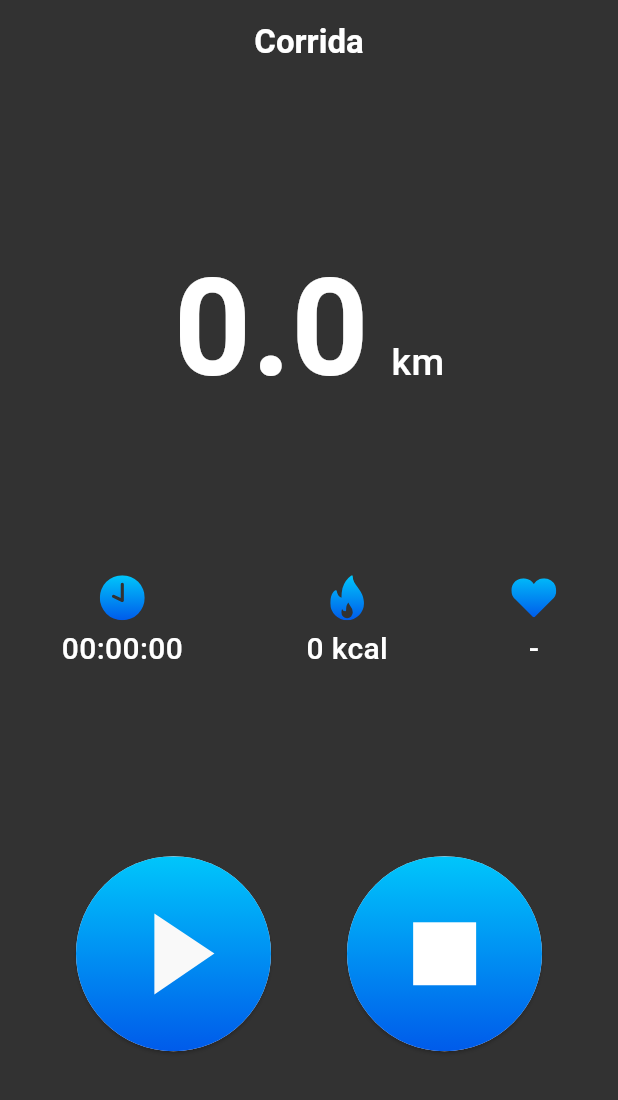
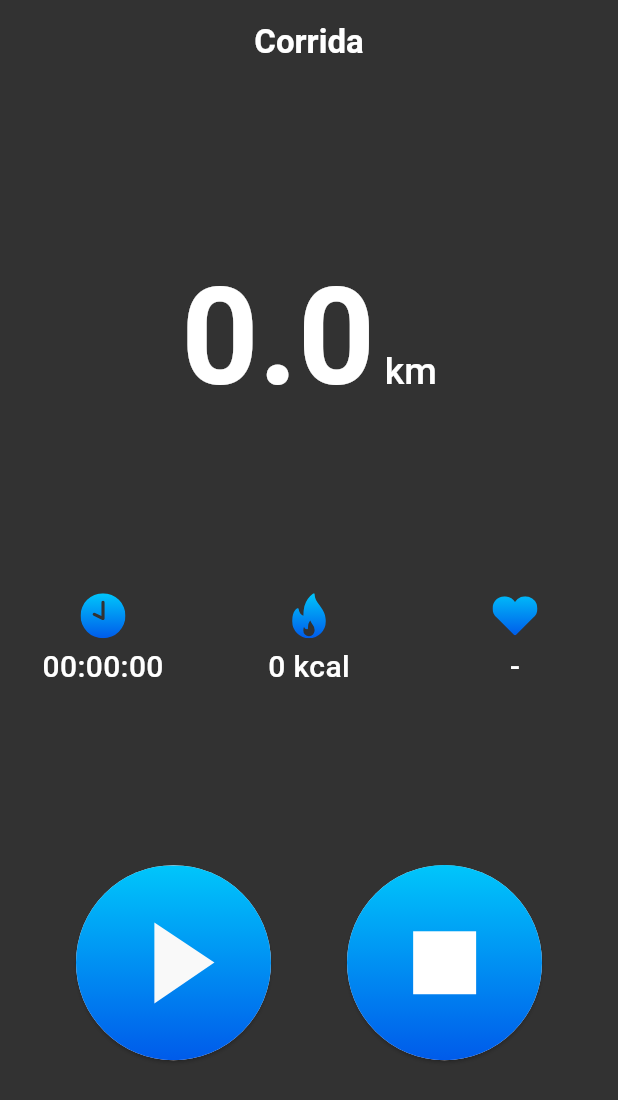
Before and after one commit to felipeevan/AppFitTCC, a Flutter app: the Tela2 screen opened directly, on a phone screen of 412 x 824 dp. Shown: the top 1100 px of the screen. Run offline on Flutter 3.47's test engine with Material 2 defaults, Android fonts, the phone set to English and light mode, and no system bars; our stand-ins replace flutter_svg.

Commit message:
versão final.

```diff
--- a/lib/navigation.dart
+++ b/lib/navigation.dart
@@ -37,8 +37,7 @@ class _TabsState extends State<Navigation> with SingleTickerProviderStateMixin{
     return Scaffold(
         backgroundColor: Colors.white,
         body: SafeArea(
-          child:
-          TabBarView(
+          child: TabBarView(
               controller: _tabController,
               children: _tabList,
               physics: const NeverScrollableScrollPhysics()
--- a/lib/tela2.dart
+++ b/lib/tela2.dart
@@ -40,42 +40,47 @@ class _Tela2State extends State<Tela2> {
       body: Column(
         mainAxisAlignment: MainAxisAlignment.spaceEvenly,
         children: [
-          Row(
-            mainAxisAlignment: MainAxisAlignment.center,
-            crossAxisAlignment: CrossAxisAlignment.end,
+          RichText(
+            textAlign: TextAlign.center,
+            text: TextSpan(
               children: [
-              Text(((kms * 10).truncate() / 10).toString(), style: const TextStyle(color: Colors.white, fontSize: 90, fontWeight: FontWeight.w600, height: 0.9),),
-              const SizedBox(width: 15,),
-              const Text("km", style: TextStyle(color: Colors.white, fontSize: 25, fontWeight: FontWeight.w500),),
+                TextSpan(
+                  text: ((kms * 10).truncate() / 10).toString(),
+                  style: TextStyle(color: Colors.white, fontSize: 90, fontWeight: FontWeight.w600),
+                ),
+                const TextSpan(
+                  text: " km",
+                  style: TextStyle(color: Colors.white, fontSize: 25, fontWeight: FontWeight.w500),
+                ),
               ],
             ),
+          ),
           Row(
-            mainAxisAlignment: MainAxisAlignment.spaceAround,
             children: [
-              Column(
+              Expanded(child: Column(
                 mainAxisAlignment: MainAxisAlignment.center,
                 children: [
                   SvgPicture.asset("assets/clock.svg", height: 30, width: 30,),
                   const SizedBox(height: 5,),
                   Text(printDuration(tempo), style: const TextStyle(fontSize: 20, fontWeight: FontWeight.w500, color: Colors.white),)
                 ],
-              ),
-              Column(
+              ),),
+              Expanded(child: Column(
                 mainAxisAlignment: MainAxisAlignment.center,
                 children: [
                   SvgPicture.asset("assets/fire.svg", height: 30, width: 30,),
                   const SizedBox(height: 5,),
                   Text("${kcal.toStringAsFixed(0)} kcal", style: const TextStyle(fontSize: 20, fontWeight: FontWeight.w500, color: Colors.white),)
                 ],
-              ),
-              Column(
+              ),),
+              Expanded(child: Column(
                 mainAxisAlignment: MainAxisAlignment.center,
                 children: [
                   SvgPicture.asset("assets/valentines-heart.svg", height: 30, width: 30,),
                   const SizedBox(height: 5,),
                   const Text("-", style: TextStyle(fontSize: 20, fontWeight: FontWeight.w500, color: Colors.white),)
                 ],
-              )
+              ))
             ],
           ),
           Row(
@@ -100,7 +105,10 @@ class _Tela2State extends State<Tela2> {
                     shape: const CircleBorder(),
                     padding: EdgeInsets.zero
                 ),
+                child: Semantics(
+                  label: "Começar Corrida",
                   child: SvgPicture.asset("assets/play.svg", width: 130,),
+                ),
               ),
               ElevatedButton(
                 onPressed: () {
@@ -110,7 +118,10 @@ class _Tela2State extends State<Tela2> {
                     shape: CircleBorder(),
                     padding: EdgeInsets.zero
                 ),
+                child: Semantics(
+                  label: "Sair da Corrida",
                   child: SvgPicture.asset("assets/stop.svg", width: 130,),
+                ),
               )
             ]:[
               ElevatedButton(
@@ -124,8 +135,11 @@ class _Tela2State extends State<Tela2> {
                     shape: CircleBorder(),
                     padding: EdgeInsets.zero
                 ),
+                child: Semantics(
+                  label: "Pausar Corrida",
                   child: SvgPicture.asset("assets/pause.svg", width: 130,),
-              )
+                ),
+              ),
             ],
           )
         ],
```
Also changed, not shown: lib/tela 4.dart (+12 -17 lines), lib/tela1.dart (+21 -4 lines). Lines whose indentation alone changed are shown as unchanged.
